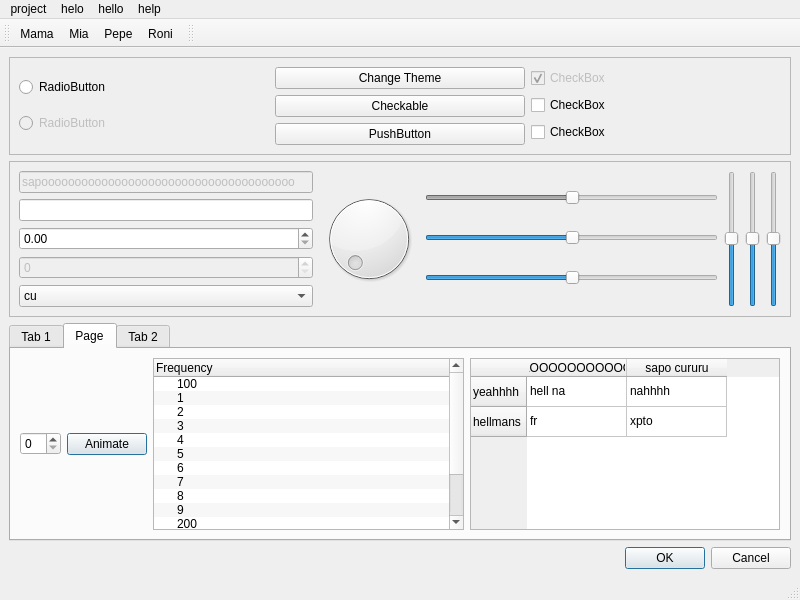
First picture: the form in molde/stylesheets/mainwindow.ui, repository andrefpf/molde, before the edit.
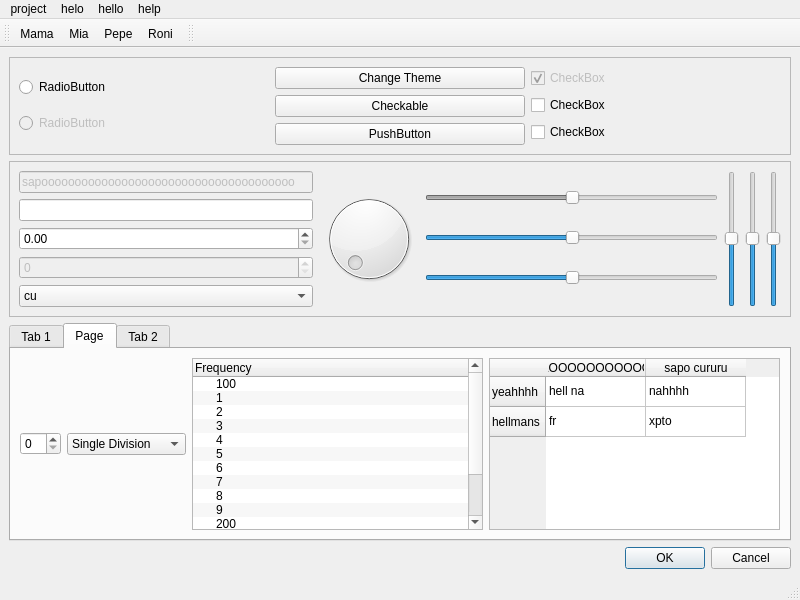
Second picture: the form after the edit. Icons and pictures are not drawn. Custom widgets are drawn as their Qt base class.

Commit message: Changes QLineEdit's padding

```diff
--- a/molde/stylesheets/mainwindow.ui
+++ b/molde/stylesheets/mainwindow.ui
@@ -318,17 +318,17 @@
          <widget class="QSpinBox" name="spinBox_2"/>
         </item>
         <item>
-         <widget class="QPushButton" name="pushButton_4">
+         <widget class="QComboBox" name="comboBox_2">
+          <item>
           <property name="text">
-           <string>Animate</string>
-          </property>
-          <property name="icon">
-           <iconset>
-            <normaloff>../../../OpenPulse/pulse/interface/data/icons/common/play_pause.png</normaloff>../../../OpenPulse/pulse/interface/data/icons/common/play_pause.png</iconset>
-          </property>
-          <property name="default">
-           <bool>true</bool>
-          </property>
+            <string>Single Division</string>
+           </property>
+          </item>
+          <item>
+           <property name="text">
+            <string>Multiple Division</string>
+           </property>
+          </item>
          </widget>
         </item>
         <item>
```
Lines whose indentation alone changed are shown as unchanged. The commit also changes 1 other file.
